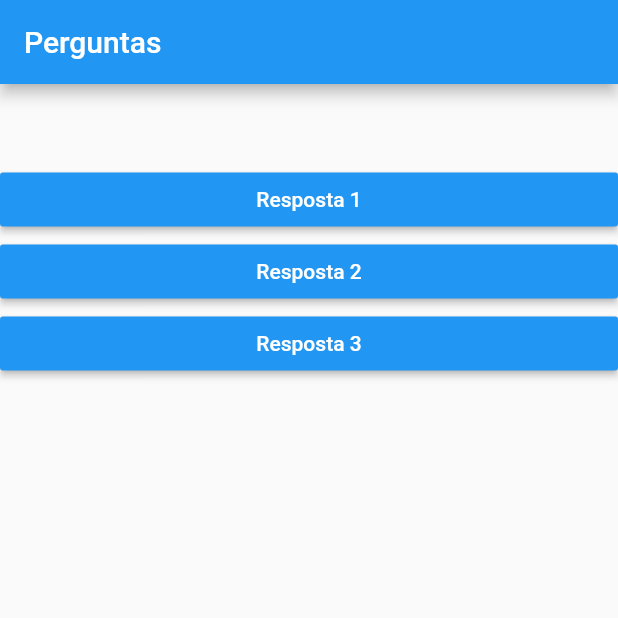
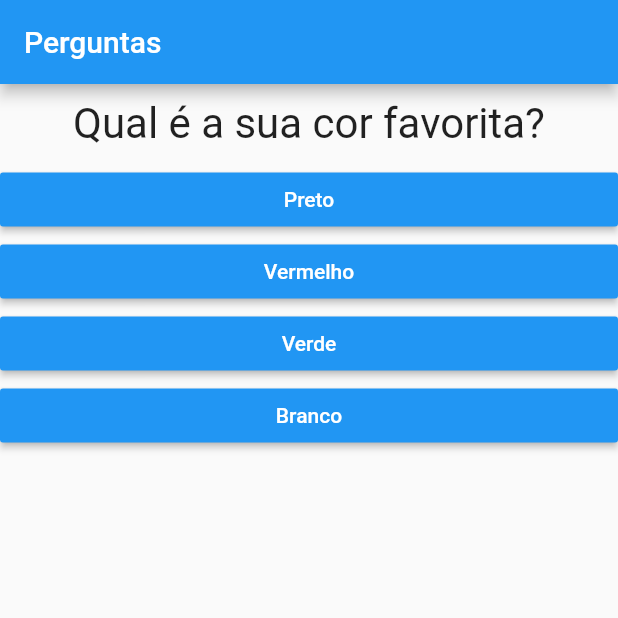
Before and after one commit to KaiqueMunhoz/ryc_projeto_perguntas, a Flutter app: the screen it shows after launch, on a phone screen of 412 x 824 dp, the top half of it. Run offline on Flutter 3.47's test engine with Material 2 defaults, Android fonts, the phone set to English and light mode, and no system bars.

Commit message:
fix: Another solution to fix the cast

```diff
--- a/lib/main.dart
+++ b/lib/main.dart
@@ -10,7 +10,7 @@ class PerguntasApp extends StatefulWidget {
 }
 
 class _PerguntasAppState extends State<PerguntasApp> {
-  final List<Map<String, dynamic>> perguntas = [
+  final List<Map<String, Object>> perguntas = [
     {
       'texto': 'Qual é a sua cor favorita?',
       'respostas': ['Preto', 'Vermelho', 'Verde', 'Branco'],
@@ -28,6 +28,10 @@ class _PerguntasAppState extends State<PerguntasApp> {
 
   @override
   Widget build(BuildContext context) {
+    final Map<String, Object> _pergunta = perguntas[_perguntaSelecionada];
+    final String _texto = _pergunta['texto'];
+    final List<String> _respostas = _pergunta['respostas'];
+
     return MaterialApp(
       home: Scaffold(
         appBar: AppBar(
@@ -35,10 +39,12 @@ class _PerguntasAppState extends State<PerguntasApp> {
         ),
         body: Column(
           children: [
-            Questao(''),
-            Resposta('Resposta 1', responder),
-            Resposta('Resposta 2', responder),
-            Resposta('Resposta 3', responder),
+            Questao(_texto),
+            Column(
+              children: _respostas
+                  .map((_resposta) => Resposta(_resposta, responder))
+                  .toList(),
+            )
           ],
         ),
       ),
```
